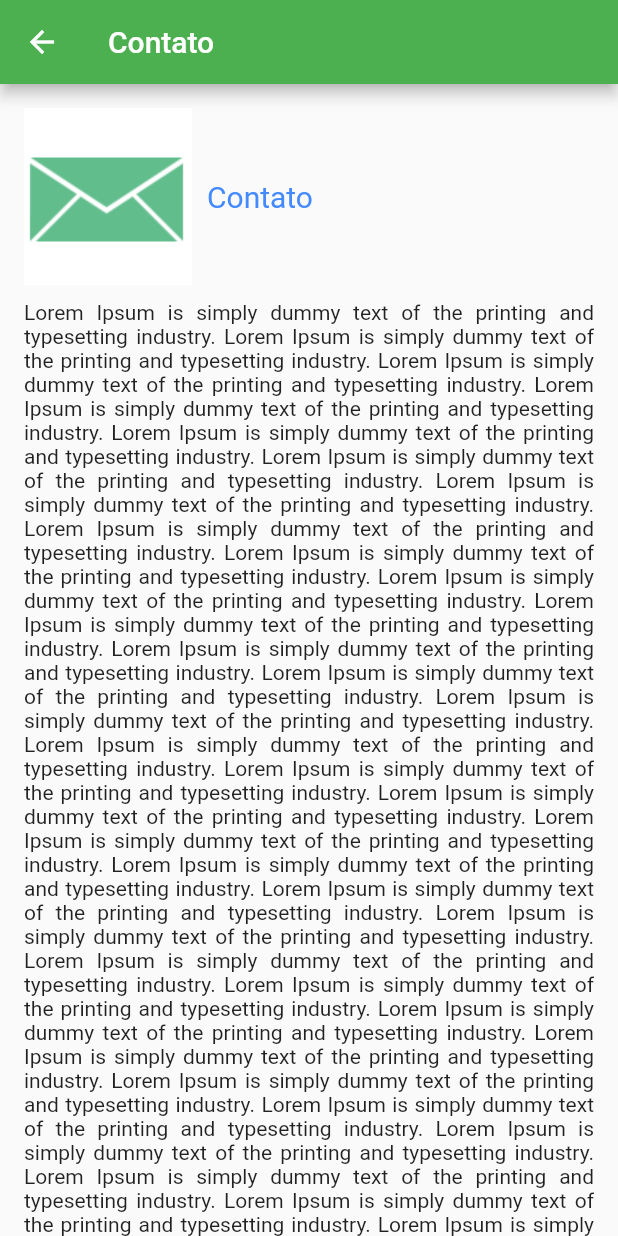
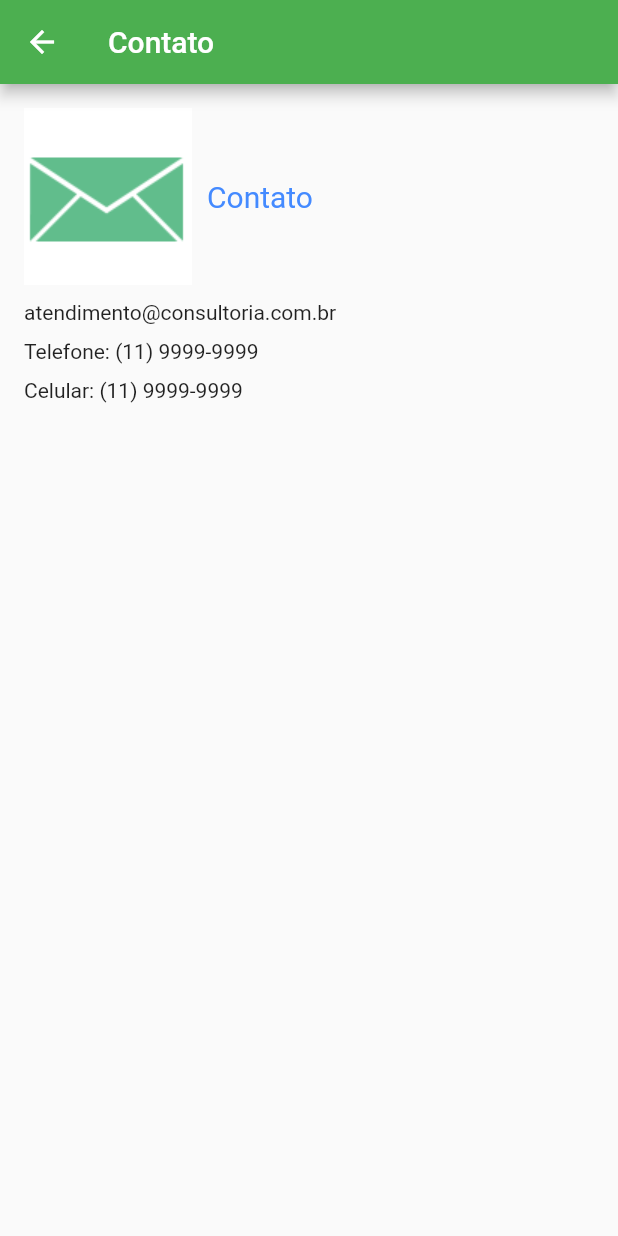
Before and after one commit to ritamonteiro1/consultancy-app, a Flutter app: the ContactView screen opened directly, on a phone screen of 412 x 824 dp. Run offline on Flutter 3.47's test engine with Material 2 defaults, Android fonts, the phone set to English and light mode, and no system bars.

Commit message:
create class ContactView

```diff
--- a/lib/views/contact_view.dart
+++ b/lib/views/contact_view.dart
@@ -8,7 +8,7 @@ class ContactView extends StatefulWidget {
 class _ContactViewState extends State<ContactView> {
   @override
   Widget build(BuildContext context) {
-    return  Scaffold(
+    return Scaffold(
       appBar: AppBar(
         title: Text('Contato'),
         backgroundColor: Colors.green,
@@ -17,6 +17,7 @@ class _ContactViewState extends State<ContactView> {
         child: Container(
           padding: EdgeInsets.all(16),
           child: Column(
+            crossAxisAlignment: CrossAxisAlignment.start,
             children: [
               Row(
                 children: [
@@ -32,53 +33,15 @@ class _ContactViewState extends State<ContactView> {
               ),
               Padding(
                 padding: EdgeInsets.only(top: 10),
-                child: Text(
-                  'Lorem Ipsum is simply dummy text of the printing and typesetting industry.'
-                      ' Lorem Ipsum is simply dummy text of the printing and typesetting industry. '
-                      'Lorem Ipsum is simply dummy text of the printing and typesetting industry. '
-                      'Lorem Ipsum is simply dummy text of the printing and typesetting industry. '
-                      'Lorem Ipsum is simply dummy text of the printing and typesetting industry.'
-                      ' Lorem Ipsum is simply dummy text of the printing and typesetting industry. '
-                      'Lorem Ipsum is simply dummy text of the printing and typesetting industry. '
-                      'Lorem Ipsum is simply dummy text of the printing and typesetting industry. '
-                      'Lorem Ipsum is simply dummy text of the printing and typesetting industry.'
-                      ' Lorem Ipsum is simply dummy text of the printing and typesetting industry. '
-                      'Lorem Ipsum is simply dummy text of the printing and typesetting industry. '
-                      'Lorem Ipsum is simply dummy text of the printing and typesetting industry. '
-                      'Lorem Ipsum is simply dummy text of the printing and typesetting industry.'
-                      ' Lorem Ipsum is simply dummy text of the printing and typesetting industry. '
-                      'Lorem Ipsum is simply dummy text of the printing and typesetting industry. '
-                      'Lorem Ipsum is simply dummy text of the printing and typesetting industry. '
-                      'Lorem Ipsum is simply dummy text of the printing and typesetting industry.'
-                      ' Lorem Ipsum is simply dummy text of the printing and typesetting industry. '
-                      'Lorem Ipsum is simply dummy text of the printing and typesetting industry. '
-                      'Lorem Ipsum is simply dummy text of the printing and typesetting industry. '
-                      'Lorem Ipsum is simply dummy text of the printing and typesetting industry.'
-                      ' Lorem Ipsum is simply dummy text of the printing and typesetting industry. '
-                      'Lorem Ipsum is simply dummy text of the printing and typesetting industry. '
-                      'Lorem Ipsum is simply dummy text of the printing and typesetting industry. '
-                      'Lorem Ipsum is simply dummy text of the printing and typesetting industry.'
-                      ' Lorem Ipsum is simply dummy text of the printing and typesetting industry. '
-                      'Lorem Ipsum is simply dummy text of the printing and typesetting industry. '
-                      'Lorem Ipsum is simply dummy text of the printing and typesetting industry. '
-                      'Lorem Ipsum is simply dummy text of the printing and typesetting industry.'
-                      ' Lorem Ipsum is simply dummy text of the printing and typesetting industry. '
-                      'Lorem Ipsum is simply dummy text of the printing and typesetting industry. '
-                      'Lorem Ipsum is simply dummy text of the printing and typesetting industry. '
-                      'Lorem Ipsum is simply dummy text of the printing and typesetting industry.'
-                      ' Lorem Ipsum is simply dummy text of the printing and typesetting industry. '
-                      'Lorem Ipsum is simply dummy text of the printing and typesetting industry. '
-                      'Lorem Ipsum is simply dummy text of the printing and typesetting industry. '
-                      'Lorem Ipsum is simply dummy text of the printing and typesetting industry.'
-                      ' Lorem Ipsum is simply dummy text of the printing and typesetting industry. '
-                      'Lorem Ipsum is simply dummy text of the printing and typesetting industry. '
-                      'Lorem Ipsum is simply dummy text of the printing and typesetting industry. '
-                      'Lorem Ipsum is simply dummy text of the printing and typesetting industry.'
-                      ' Lorem Ipsum is simply dummy text of the printing and typesetting industry. '
-                      'Lorem Ipsum is simply dummy text of the printing and typesetting industry. '
-                      'Lorem Ipsum is simply dummy text of the printing and typesetting industry. ',
-                  textAlign: TextAlign.justify,
-                ),
+                child: Text('atendimento@consultoria.com.br'),
+              ),
+              Padding(
+                padding: EdgeInsets.only(top: 10),
+                child: Text('Telefone: (11) 9999-9999'),
+              ),
+              Padding(
+                padding: EdgeInsets.only(top: 10),
+                child: Text('Celular: (11) 9999-9999'),
               ),
             ],
           ),
```
